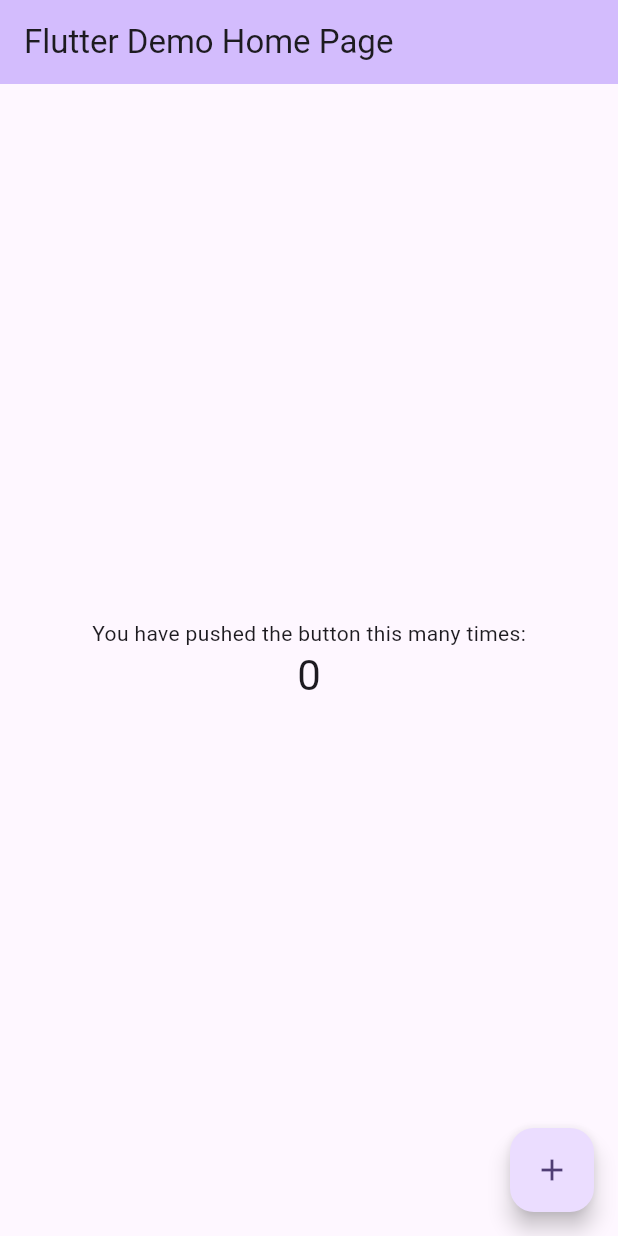
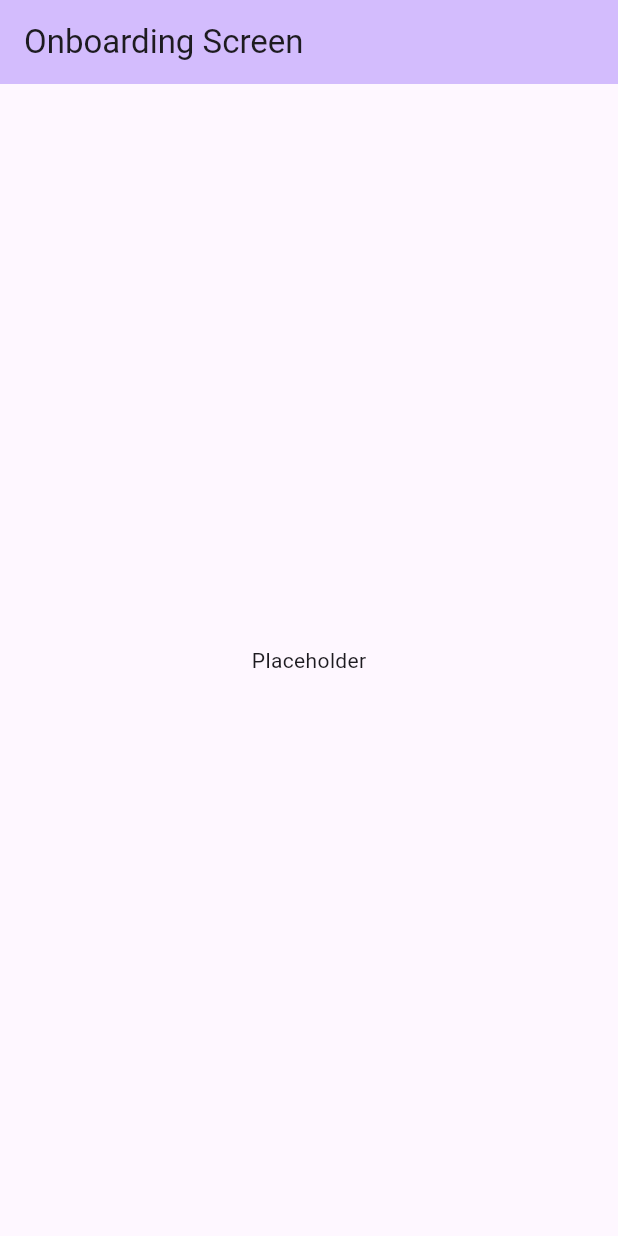
Before and after one commit to Atharvat/Edna-Outfit-Designer, a Flutter app: the screen it shows after launch, on a phone screen of 412 x 824 dp. Run offline on Flutter 3.47's test engine with Material 2 defaults, Android fonts, the light colour scheme and no system bars.

Commit message:
add screen files and routes

```diff
--- a/lib/main.dart
+++ b/lib/main.dart
@@ -1,4 +1,8 @@
 import 'package:flutter/material.dart';
+import 'package:edna/screens/OnboardingScreen.dart';
+import 'package:edna/screens/ChatScreen.dart';
+import 'package:edna/screens/SwipeScreen.dart';
+import 'package:edna/screens/PreferencesScreen.dart';
 
 void main() {
   runApp(const MyApp());
@@ -7,41 +11,28 @@
 class MyApp extends StatelessWidget {
   const MyApp({super.key});
 
-  // This widget is the root of your application.
   @override
   Widget build(BuildContext context) {
     return MaterialApp(
       title: 'Flutter Demo',
+      initialRoute: '/onboarding',
+      routes: {
+        '/onboarding': (context) => const OnboardingScreen(),
+        '/chat': (context) => const ChatScreen(),
+        '/swipe': (context) => const SwipeScreen(),
+        '/preferences': (context) => const PreferencesScreen(),
+      },
       theme: ThemeData(
-        // This is the theme of your application.
-        //
-        // TRY THIS: Try running your application with "flutter run". You'll see
-        // the application has a blue toolbar. Then, without quitting the app,
-        // try changing the seedColor in the colorScheme below to Colors.green
-        // and then invoke "hot reload" (save your changes or press the "hot
-        // reload" button in a Flutter-supported IDE, or press "r" if you used
-        // the command line to start the app).
-        //
-        // Notice that the counter didn't reset back to zero; the application
-        // state is not lost during the reload. To reset the state, use hot
-        // restart instead.
-        //
-        // This works for code too, not just values: Most code changes can be
-        // tested with just a hot reload.
         colorScheme: ColorScheme.fromSeed(seedColor: Colors.deepPurple),
         useMaterial3: true,
       ),
-      home: const MyHomePage(title: 'Flutter Demo Home Page'),
+      // home: const MyHomePage(title: 'Flutter Demo Home Page'),
     );
   }
 }
 
 class MyHomePage extends StatefulWidget {
   const MyHomePage({super.key, required this.title});
-
-  // This widget is the home page of your application. It is stateful, meaning
-  // that it has a State object (defined below) that contains fields that affect
-  // how it looks.
 
   // This class is the configuration for the state. It holds the values (in this
   // case the title) provided by the parent (in this case the App widget) and
@@ -119,7 +110,7 @@
         onPressed: _incrementCounter,
         tooltip: 'Increment',
         child: const Icon(Icons.add),
-      ), // This trailing comma makes auto-formatting nicer for build methods.
+      ),
     );
   }
 }
--- /dev/null
+++ b/lib/screens/OnboardingScreen.dart
@@ -0,0 +1,25 @@
+import 'package:flutter/material.dart';
+
+class OnboardingScreen extends StatelessWidget {
+  const OnboardingScreen({super.key});
+
+  @override
+  Widget build(BuildContext context) {
+    return Scaffold(
+      appBar: AppBar(
+        backgroundColor: Theme.of(context).colorScheme.inversePrimary,
+        title: const Text("Onboarding Screen"),
+      ),
+      body: const Center(
+        child: Column(
+          mainAxisAlignment: MainAxisAlignment.center,
+          children: <Widget>[
+            Text(
+              'Placeholder',
+            ),
+          ],
+        ),
+      ),
+    );
+  }
+}
```
Also changed, not shown: lib/screens/ChatScreen.dart (added, +15 -0 lines), lib/screens/PreferencesScreen.dart (added, +15 -0 lines), lib/screens/SwipeScreen.dart (added, +15 -0 lines).
